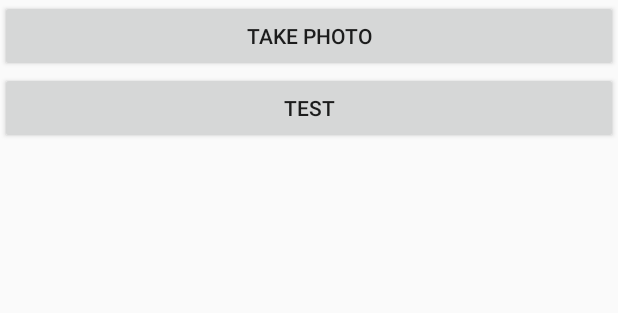
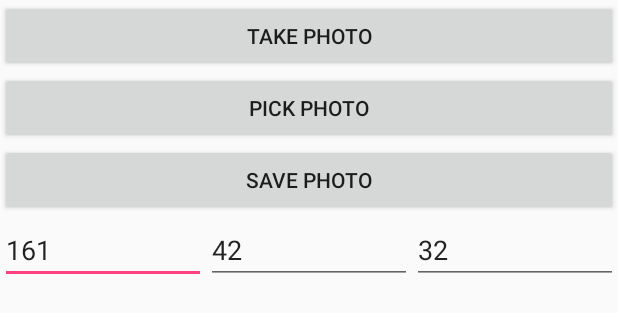
Before and after one commit to clearw5/Feca, an Android app: the layout activity_main.xml on its own in the app's theme, with its tools: preview values and no code run, on a phone screen of 412 x 824 dp. Shown: the top 313 px of the screen. Run offline under Robolectric (Android 15) with nearby library versions, the phone set to English and light mode, and no system bars.

Commit message:
add: photo saving and picking

```diff
--- a/app/build.gradle
+++ b/app/build.gradle
@@ -40,5 +40,6 @@ dependencies {
     //OkHttp
     compile 'com.squareup.okhttp3:okhttp:3.4.1'
     compile 'com.squareup.okhttp3:logging-interceptor:3.4.1'
+    compile 'com.android.support:palette-v7:25.3.1'
     testCompile 'junit:junit:4.12'
 }
--- a/app/src/main/res/layout/activity_main.xml
+++ b/app/src/main/res/layout/activity_main.xml
@@ -1,8 +1,8 @@
 <?xml version="1.0" encoding="utf-8"?>
 <LinearLayout xmlns:android="http://schemas.android.com/apk/res/android"
-    android:orientation="vertical"
-    android:layout_width="match_parent"
-    android:layout_height="match_parent"
+              android:layout_width="match_parent"
+              android:layout_height="match_parent"
+              android:orientation="vertical"
     >
 
     <Button
@@ -13,26 +13,61 @@
 
 
     <Button
-        android:id="@+id/test"
+        android:id="@+id/pick_photo"
         android:layout_width="match_parent"
         android:layout_height="wrap_content"
-        android:text="Test"/>
+        android:text="Pick Photo"/>
+
+    <Button
+        android:id="@+id/save_photo"
+        android:layout_width="match_parent"
+        android:layout_height="wrap_content"
+        android:text="Save Photo"/>
+
+    <LinearLayout
+        android:layout_width="match_parent"
+        android:layout_height="wrap_content">
+
+        <EditText
+            android:id="@+id/R"
+            android:layout_width="0dp"
+            android:layout_height="wrap_content"
+            android:layout_weight="1"
+            android:text="161"/>
+
+        <EditText
+            android:id="@+id/G"
+            android:layout_width="0dp"
+            android:layout_height="wrap_content"
+            android:layout_weight="1"
+            android:text="42"/>
+
+        <EditText
+            android:id="@+id/B"
+            android:layout_width="0dp"
+            android:layout_height="wrap_content"
+            android:layout_weight="1"
+            android:text="32"/>
+
+    </LinearLayout>
 
     <ScrollView
         android:layout_width="match_parent"
         android:layout_height="match_parent"
         >
+
         <LinearLayout
-            android:orientation="vertical"
             android:layout_width="match_parent"
-            android:layout_height="match_parent">
+            android:layout_height="wrap_content"
+            android:orientation="vertical">
+
             <ImageView
                 android:id="@+id/picture"
                 android:layout_width="wrap_content"
                 android:layout_height="wrap_content"
                 android:layout_gravity="center_horizontal"
-                android:adjustViewBounds="true"
-                android:layout_marginTop="0dp"/>
+                android:layout_marginTop="0dp"
+                android:adjustViewBounds="true"/>
 
         </LinearLayout>
 
--- a/app/src/main/res/values/strings.xml
+++ b/app/src/main/res/values/strings.xml
@@ -1,3 +1,4 @@
 <resources>
     <string name="app_name">CameraAlbumTest</string>
+    <string name="select_image">选择图片</string>
 </resources>
```
Also changed, not shown: app/src/main/java/com/feca/mface/core/facedetection/DetectedFaces.java (+14 -25 lines), app/src/main/java/com/feca/mface/core/facedetection/FaceDetectionService.java (+16 -9 lines), app/src/main/java/com/feca/mface/core/facedetection/FacePlusPlus.java (deleted, +0 -45 lines), app/src/main/java/com/feca/mface/core/facemakeup/Lipstick.java (+36 -1 lines), app/src/main/java/com/feca/mface/global/Constants.java (+5 -4 lines), app/src/main/java/com/feca/mface/ui/MainActivity.java (+90 -33 lines).
